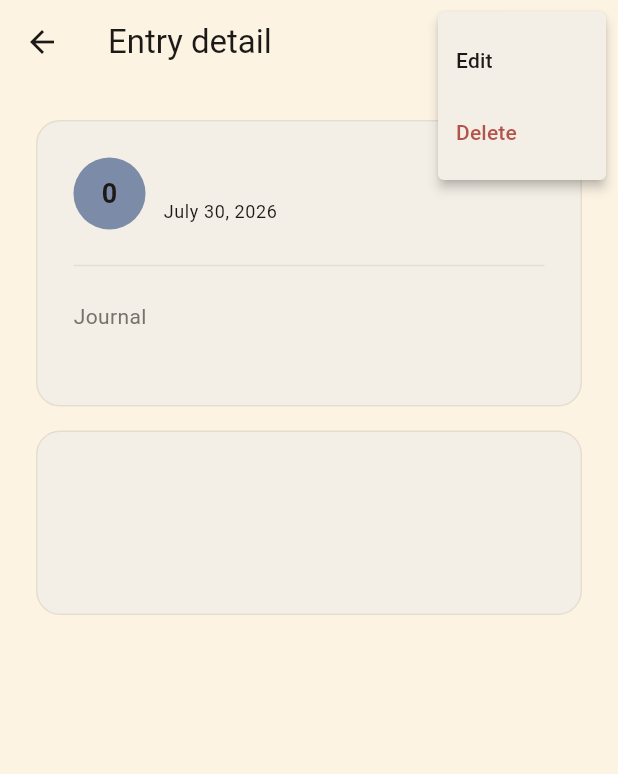
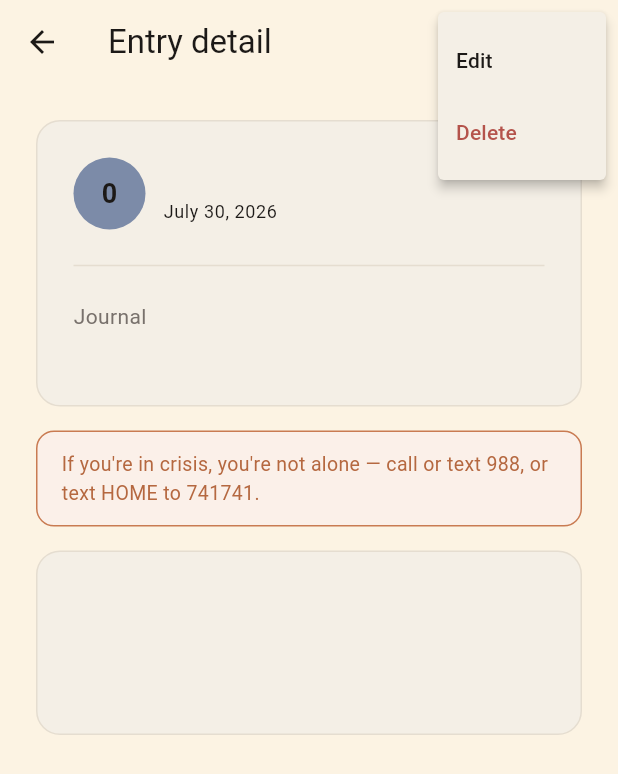
Before and after one commit to thecodeworm/mindbridge, a Flutter app: the EntryDetailScreen screen opened directly with empty values, after a tap on the "more vert" icon, on a phone screen of 412 x 824 dp. Shown: the top 774 px of the screen. Run offline on Flutter 3.47's test engine with Material 3 defaults, Android fonts, the phone set to English and light mode, and no system bars; our stand-ins replace fl_chart, flutter_secure_storage, flutter_svg, supabase_flutter; accounts and stored records are empty.

Commit message:
fix(mobile): show crisis chip on entry detail for low mood or crisis_signal

```diff
--- a/apps/mobile/lib/features/history/entry_detail_screen.dart
+++ b/apps/mobile/lib/features/history/entry_detail_screen.dart
@@ -1,6 +1,7 @@
 import 'package:flutter/material.dart';
 import 'package:supabase_flutter/supabase_flutter.dart';
 import '../../core/mood_color.dart';
+import '../../core/theme.dart';
 import '../mood/mood_log_screen.dart';
 import '../mood/mood_log_service.dart';
 import 'history_service.dart';
@@ -232,6 +233,28 @@ class _EntryDetailScreenState extends State<EntryDetailScreen> {
           ],
         ),
       ),
+      if (detail.copingSuggestion != null &&
+          (detail.copingSuggestion!.crisisSignal || moodLog.moodScore <= 2)) ...[
+        const SizedBox(height: 16),
+        Builder(builder: (context) {
+          final isDark = Theme.of(context).brightness == Brightness.dark;
+          return Container(
+            padding: const EdgeInsets.symmetric(horizontal: 16, vertical: 12),
+            decoration: BoxDecoration(
+              color: isDark ? AppColors.dTerraTint : AppColors.terraTint,
+              borderRadius: BorderRadius.circular(12),
+              border: Border.all(color: isDark ? AppColors.dTerra : AppColors.terra),
+            ),
+            child: Text(
+              "If you're in crisis, you're not alone — call or text 988, or text HOME to 741741.",
+              style: TextStyle(
+                fontSize: 13,
+                color: isDark ? AppColors.dTerraDark : AppColors.terraDark,
+              ),
+            ),
+          );
+        }),
+      ],
       const SizedBox(height: 16),
       Container(
         padding: const EdgeInsets.all(24),
--- a/apps/mobile/lib/features/history/history_service.dart
+++ b/apps/mobile/lib/features/history/history_service.dart
@@ -47,16 +47,19 @@ class CopingSuggestionDetail {
     required this.techniqueName,
     required this.description,
     required this.steps,
+    required this.crisisSignal,
   });
 
   final String techniqueName;
   final String description;
   final List<String> steps;
+  final bool crisisSignal;
 
   factory CopingSuggestionDetail.fromJson(Map<String, dynamic> json) => CopingSuggestionDetail(
         techniqueName: json['technique_name'] as String,
         description: json['description'] as String,
         steps: (json['steps'] as List<dynamic>).map((e) => e as String).toList(),
+        crisisSignal: json['crisis_signal'] as bool? ?? false,
       );
 }
 
@@ -123,7 +126,7 @@ class HistoryService {
             .maybeSingle(),
         _client
             .from('coping_suggestions')
-            .select('id, mood_log_id, user_id, technique_name, description, steps, model_used, generated_at')
+            .select('id, mood_log_id, user_id, technique_name, description, steps, model_used, generated_at, crisis_signal')
             .eq('mood_log_id', moodLogId)
             .eq('user_id', userId)
             .maybeSingle(),
```
